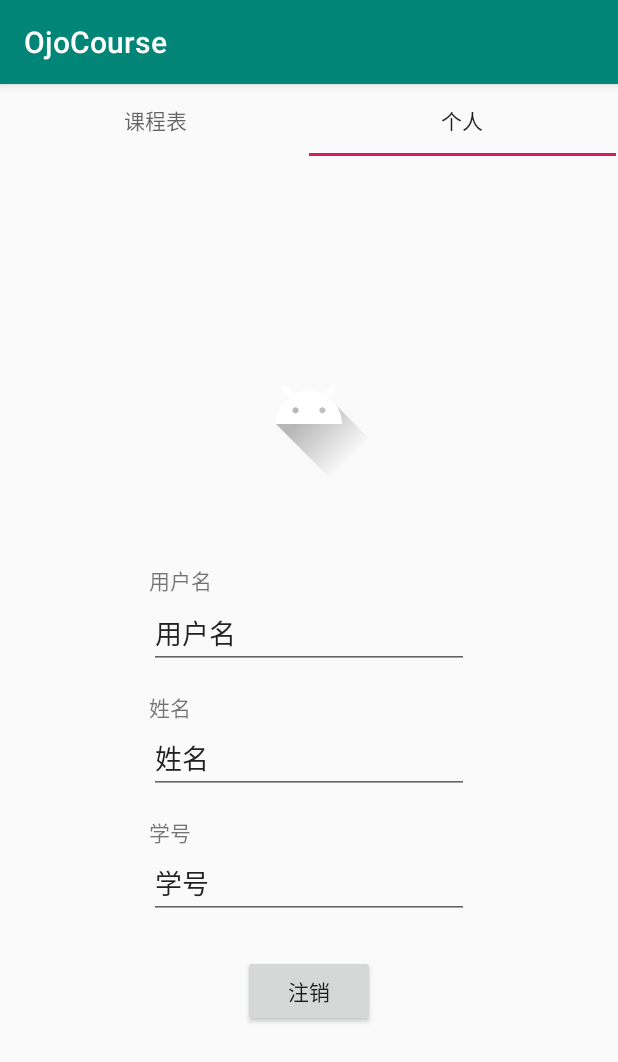
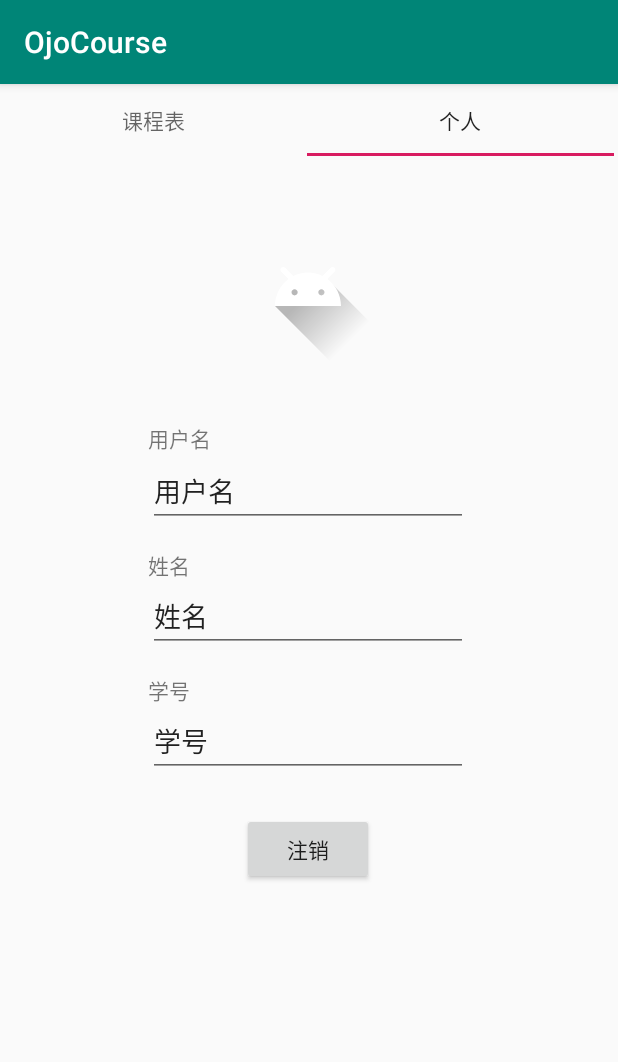
Before and after one commit to HsOjo/OjoCourseAndroid, an Android app: the MainActivity screen opened directly, with no data from a screen before it, tab 2 chosen, on a phone screen of 412 x 824 dp. Shown: the top 1062 px of the screen. Run offline under Robolectric (Android 15) with nearby library versions, the phone set to English and light mode, and no system bars; 3 statements that could not run were skipped.

Commit message:
Remove something. Optimize layout.

```diff
--- a/app/src/main/AndroidManifest.xml
+++ b/app/src/main/AndroidManifest.xml
@@ -18,7 +18,6 @@
             </intent-filter>
         </activity>
         <activity android:name=".MainActivity" />
-        <activity android:name=".ScheduleActivity" />
         <activity android:name=".RegisterActivity" />
         <activity android:name=".LoginActivity" />
     </application>
--- a/app/src/main/java/com/hsojo/ojocourse/MainActivity.java
+++ b/app/src/main/java/com/hsojo/ojocourse/MainActivity.java
@@ -11,11 +11,9 @@ import com.hsojo.ojocourse.beans.UserBean;
 import com.hsojo.ojocourse.services.OjoCourseService;
 
 public class MainActivity extends AppCompatActivity {
+    public static UserBean login_user;
     OjoCourseService.User service_user;
     OjoCourseService.Course service_course;
-
-    public static UserBean login_user;
-
     private ViewPager vp_content;
     private TabLayout tl_control;
 
--- a/app/src/main/java/com/hsojo/ojocourse/adapters/MyFragmentPagerAdapter.java
+++ b/app/src/main/java/com/hsojo/ojocourse/adapters/MyFragmentPagerAdapter.java
@@ -8,8 +8,8 @@ import androidx.annotation.Nullable;
 import androidx.fragment.app.Fragment;
 
 import com.hsojo.ojocourse.R;
-import com.hsojo.ojocourse.fragments.TableFragment;
 import com.hsojo.ojocourse.fragments.PersonFragment;
+import com.hsojo.ojocourse.fragments.ScheduleFragment;
 
 import java.util.ArrayList;
 
@@ -29,7 +29,7 @@ public class MyFragmentPagerAdapter extends androidx.fragment.app.FragmentPagerA
         this.pages_title.add(resources.getString(R.string.person));
 
         this.fragments = new ArrayList<Fragment>();
-        this.fragments.add(new TableFragment());
+        this.fragments.add(new ScheduleFragment());
         this.fragments.add(new PersonFragment());
     }
 
--- a/app/src/main/java/com/hsojo/ojocourse/fragments/PersonFragment.java
+++ b/app/src/main/java/com/hsojo/ojocourse/fragments/PersonFragment.java
@@ -19,7 +19,6 @@ import com.hsojo.ojocourse.beans.UserBean;
 
 
 public class PersonFragment extends Fragment {
-
     @Override
     public View onCreateView(LayoutInflater inflater, ViewGroup container, Bundle savedInstanceState) {
         View view = inflater.inflate(R.layout.fragment_person, container, false);
--- a/app/src/main/java/com/hsojo/ojocourse/fragments/TableFragment.java
+++ b/app/src/main/java/com/hsojo/ojocourse/fragments/ScheduleFragment.java
@@ -1,5 +1,6 @@
 package com.hsojo.ojocourse.fragments;
 
+import android.content.Context;
 import android.os.Bundle;
 import android.view.LayoutInflater;
 import android.view.View;
@@ -10,15 +11,17 @@ import androidx.fragment.app.Fragment;
 import com.hsojo.ojocourse.R;
 
 
-public class TableFragment extends Fragment {
+public class ScheduleFragment extends Fragment {
+
+
     @Override
     public View onCreateView(LayoutInflater inflater, ViewGroup container, Bundle savedInstanceState) {
-        View view = inflater.inflate(R.layout.activity_schedule, container, false);
-        initView(view);
+        View view = inflater.inflate(R.layout.fragment_schedule, container, false);
+        this.initView(view);
         return view;
     }
 
     private void initView(View view) {
-
+        Context context = view.getContext();
     }
 }
--- a/app/src/main/java/com/hsojo/ojocourse/services/OjoCourseService.java
+++ b/app/src/main/java/com/hsojo/ojocourse/services/OjoCourseService.java
@@ -17,6 +17,41 @@ import retrofit2.http.Path;
 
 public class OjoCourseService {
     public static String API_URL = "https://ojocourse.hsojo.com";
+
+    public static User generateUser() {
+        Retrofit retrofit = new Retrofit.Builder()
+                .baseUrl(API_URL)
+                .addConverterFactory(GsonConverterFactory.create())
+                .build();
+        return retrofit.create(User.class);
+    }
+
+    public static Course generateCourse() {
+        Retrofit retrofit = new Retrofit.Builder()
+                .baseUrl(API_URL)
+                .addConverterFactory(GsonConverterFactory.create())
+                .build();
+        return retrofit.create(Course.class);
+    }
+
+    public interface User {
+        @POST("/user/register")
+        Call<BaseResponse<UserInfo>> register(@Body UserRegisterRequest request);
+
+        @POST("/user/bind")
+        Call<BaseResponse<UserInfo>> bind(@Body UserBindRequest request);
+
+        @POST("/user/face/{token}")
+        Call<ResponseBody> face(@Path("token") String token);
+    }
+
+    public interface Course {
+        @POST("/course/info")
+        Call<BaseResponse<CourseInfo>> info(@Body CourseInfoRequest request);
+
+        @POST("/course/query")
+        Call<BaseResponse<CourseQuery>> query(@Body CourseQueryRequest request);
+    }
 
     public static class BaseResponse<T> {
         public T data;
@@ -68,17 +103,6 @@ public class OjoCourseService {
         public String toString() {
             return String.format("<UserInfo name='%s' number='%s' token='%s'>", name, number, token);
         }
-    }
-
-    public interface User {
-        @POST("/user/register")
-        Call<BaseResponse<UserInfo>> register(@Body UserRegisterRequest request);
-
-        @POST("/user/bind")
-        Call<BaseResponse<UserInfo>> bind(@Body UserBindRequest request);
-
-        @POST("/user/face/{token}")
-        Call<ResponseBody> face(@Path("token") String token);
     }
 
     public static class CourseInfoRequest {
@@ -188,28 +212,4 @@ public class OjoCourseService {
             }
         }
     }
-
-    public interface Course {
-        @POST("/course/info")
-        Call<BaseResponse<CourseInfo>> info(@Body CourseInfoRequest request);
-
-        @POST("/course/query")
-        Call<BaseResponse<CourseQuery>> query(@Body CourseQueryRequest request);
-    }
-
-    public static User generateUser() {
-        Retrofit retrofit = new Retrofit.Builder()
-                .baseUrl(API_URL)
-                .addConverterFactory(GsonConverterFactory.create())
-                .build();
-        return retrofit.create(User.class);
-    }
-
-    public static Course generateCourse() {
-        Retrofit retrofit = new Retrofit.Builder()
-                .baseUrl(API_URL)
-                .addConverterFactory(GsonConverterFactory.create())
-                .build();
-        return retrofit.create(Course.class);
-    }
 }
--- a/app/src/main/res/layout/activity_main.xml
+++ b/app/src/main/res/layout/activity_main.xml
@@ -1,28 +1,15 @@
 <?xml version="1.0" encoding="utf-8"?>
-<androidx.constraintlayout.widget.ConstraintLayout xmlns:android="http://schemas.android.com/apk/res/android"
+<LinearLayout xmlns:android="http://schemas.android.com/apk/res/android"
     xmlns:app="http://schemas.android.com/apk/res-auto"
     xmlns:tools="http://schemas.android.com/tools"
     android:layout_width="match_parent"
     android:layout_height="match_parent"
-    tools:ignore="ExtraText">
-
-    <androidx.viewpager.widget.ViewPager
-        android:id="@+id/vp_content"
-        android:layout_width="411dp"
-        android:layout_height="683dp"
-        app:layout_constraintBottom_toBottomOf="parent"
-        app:layout_constraintEnd_toEndOf="parent"
-        app:layout_constraintStart_toStartOf="parent"
-        app:layout_constraintTop_toBottomOf="@+id/tl_control"
-        tools:ignore="MissingConstraints" />
+    android:orientation="vertical">
 
     <com.google.android.material.tabs.TabLayout
         android:id="@+id/tl_control"
         android:layout_width="409dp"
-        android:layout_height="wrap_content"
-        app:layout_constraintEnd_toEndOf="parent"
-        app:layout_constraintStart_toStartOf="parent"
-        app:layout_constraintTop_toTopOf="parent">
+        android:layout_height="wrap_content">
 
         <com.google.android.material.tabs.TabItem
             android:id="@+id/ti_schedule"
@@ -38,4 +25,10 @@
 
     </com.google.android.material.tabs.TabLayout>
 
-</androidx.constraintlayout.widget.ConstraintLayout>
+    <androidx.viewpager.widget.ViewPager
+        android:id="@+id/vp_content"
+        android:layout_width="match_parent"
+        android:layout_height="match_parent"
+        android:layout_marginTop="4dp" />
+
+</LinearLayout>
--- a/app/src/main/res/layout/fragment_person.xml
+++ b/app/src/main/res/layout/fragment_person.xml
@@ -53,7 +53,7 @@
         android:id="@+id/img_icon"
         android:layout_width="wrap_content"
         android:layout_height="wrap_content"
-        android:layout_marginTop="96dp"
+        android:layout_marginTop="32dp"
         app:layout_constraintEnd_toEndOf="parent"
         app:layout_constraintHorizontal_bias="0.498"
         app:layout_constraintStart_toStartOf="parent"
@@ -74,7 +74,7 @@
         android:id="@+id/et_username"
         android:layout_width="wrap_content"
         android:layout_height="wrap_content"
-        android:layout_marginTop="72dp"
+        android:layout_marginTop="56dp"
         android:editable="false"
         android:ems="10"
         android:inputType="none"
```
Also changed, not shown: app/src/main/res/layout/activity_schedule.xml (deleted, +0 -62 lines), app/src/main/res/layout/dialog.xml (deleted, +0 -46 lines), app/src/main/res/layout/dialog_edit.xml (deleted, +0 -34 lines), app/src/main/res/layout/fragment_schedule.xml (added, +20 -0 lines), app/src/main/res/layout/item_course.xml (added, +48 -0 lines), app/src/main/res/layout/item_gv_content.xml (deleted, +0 -13 lines), app/src/main/res/layout/item_gv_date.xml (deleted, +0 -9 lines), app/src/main/res/layout/item_lv_num.xml (deleted, +0 -8 lines), app/src/main/res/layout/test.xml (deleted, +0 -30 lines).
